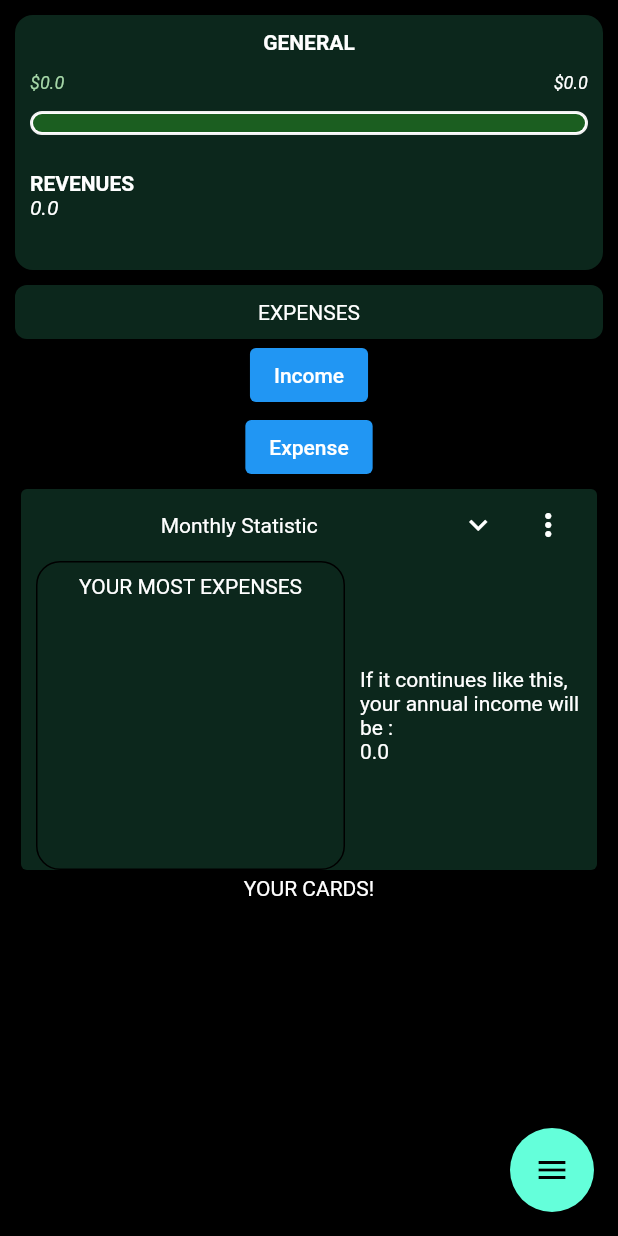
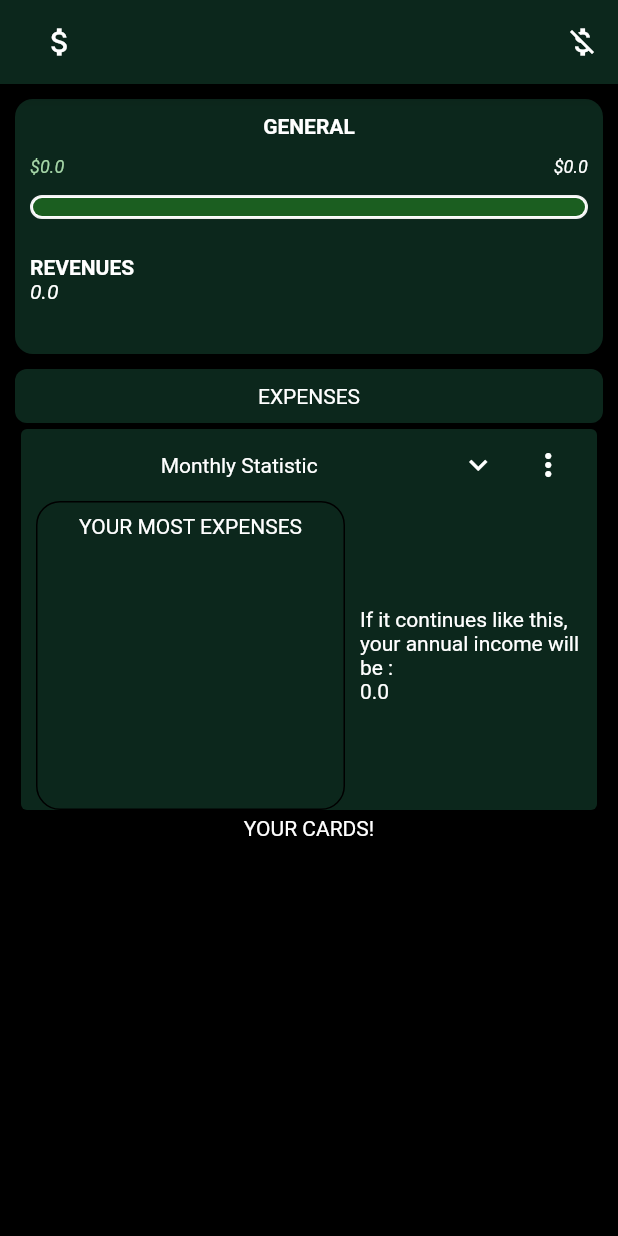
Before and after one commit to Rizaou/expense-planner, a Flutter app: the HomeScreen screen opened directly, on a phone screen of 412 x 824 dp. Run offline on Flutter 3.47's test engine with Material 2 defaults, Android fonts, the phone set to English and light mode, and no system bars; drawn by our look-alikes of flutter_speed_dial, scrollable_positioned_list; our stand-ins replace auto_size_text, sqflite; missing offline and left inert: graphic; accounts and stored records are empty.

Commit message:
Last commit

```diff
--- a/lib/methods/global_values.dart
+++ b/lib/methods/global_values.dart
@@ -8,7 +8,7 @@ const double global_horizontal_padding = 10;
 const global_card_height_px = 80.0;
 Color primaryColor = Colors.green.shade900;
 Color secondaryColor = Colors.deepOrangeAccent.shade700;
-Color cardColor = Colors.blueGrey.shade900;
+Color cardColor = Color.fromARGB(255, 12, 39, 28);
 const double global_card_corner_big = 12;
 const double global_card_corner_low = 8;
 
--- a/lib/screens/home_screen.dart
+++ b/lib/screens/home_screen.dart
@@ -54,23 +54,20 @@ class _HomeScreenState extends State<HomeScreen> {
     final incomeProvider = Provider.of<IncomeProvider>(context);
     final programSettings = Provider.of<ProgramSettings>(context);
     return Scaffold(
-      // appBar: AppBar(
-      //   //backgroundColor: scaffoldBGColor,
-      //   title: Text(programSettings.tr_text["home_page"]),
-      //   actions: [
-      //     IconButton(
-      //         onPressed: () {
-      //           AddIncome().getDialog(context);
-      //         },
-      //         icon: const Icon(Icons.flag)),
-      //     IconButton(
-      //       onPressed: () {
-      //         AddExpense().getDialog(context);
-      //       },
-      //       icon: const Icon(Icons.add),
-      //     ),
-      //   ],
-      // ),
+      appBar: AppBar(
+        backgroundColor: Theme.of(context).cardColor,
+        title: IconButton(
+            onPressed: () => AddIncome().getDialog(context),
+            icon: Icon(Icons.attach_money)),
+        actions: [
+          IconButton(
+            onPressed: () {
+              AddExpense().getDialog(context);
+            },
+            icon: const Icon(Icons.money_off),
+          ),
+        ],
+      ),
       body: SafeArea(
         child: FutureBuilder(
             future: expensesProvider.getMonthlyExpenses
@@ -83,7 +80,9 @@ class _HomeScreenState extends State<HomeScreen> {
               if (snapshot.hasError) {
                 return Text(programSettings.tr_text["error"]);
               } else if (snapshot.connectionState == ConnectionState.waiting) {
-                return Text('loading');
+                return Center(
+                  child: CircularProgressIndicator(color: secondaryColor),
+                );
               } else {
                 print("Count ");
                 return CreateMainList(
@@ -94,9 +93,6 @@ class _HomeScreenState extends State<HomeScreen> {
               }
             }),
       ),
-      floatingActionButton: CustomFloatingBar(
-        chart: widget,
-      ),
     );
   }
 }
--- a/lib/widgets/create_main_list.dart
+++ b/lib/widgets/create_main_list.dart
@@ -41,23 +41,23 @@ class CreateMainList extends StatelessWidget {
           child: const Text("EXPENSES", textAlign: TextAlign.center),
         ),
         // MainIncomeChart(),
-        ElevatedButton(
-            onPressed: () {
-              AddIncome().getDialog(context);
-            },
-            child: Text("Income")),
-        ElevatedButton(
-            onPressed: () {
-              AddExpense().getDialog(context);
-            },
-            child: Text("Expense")),
+
         ...expenseData
             .map((e) => ExpenseCard(
-                title: e.title, amount: e.amount, date: e.date, id: e.id))
+                  title: e.title,
+                  amount: e.amount,
+                  date: e.date,
+                  id: e.id,
+                  color1: secondaryColor,
+                  color2: cardColor,
+                ))
             .toList(),
         ...incomeData
-            .map((e) => IncomeCard(
+            .map((e) => ExpenseCard(
                   id: e.id,
+                  color1: cardColor,
+                  color2: Colors.white,
+                  date: e.date,
                   amount: e.income,
                   title: e.description,
                 ))
--- a/lib/widgets/expense-card.dart
+++ b/lib/widgets/expense-card.dart
@@ -2,111 +2,24 @@ import 'package:flutter/material.dart';
 import 'package:gelir_gider/methods/global_values.dart';
 import 'package:gelir_gider/providers/expense_provider.dart';
 import 'package:gelir_gider/providers/program_settings_provider.dart';
+import 'package:gelir_gider/widgets/custom_card.dart';
 import 'package:intl/intl.dart';
 import 'package:auto_size_text/auto_size_text.dart';
 import 'package:provider/provider.dart';
 
-class ExpenseCard extends StatelessWidget {
-  final int id;
-  final String title;
-  final double amount;
-  final DateTime date;
-  const ExpenseCard(
-      {Key? key,
-      required this.title,
-      required this.amount,
-      required this.date,
-      required this.id})
-      : super(key: key);
-
-  String _checkTag() {
-    //TODO: Check if the input lenght higher than X value, then do some operations.
-
-    if (title.length > 10) {
-      String yeni = title.substring(0, 7);
-
-      return (yeni + '...');
-    } else {
-      return title;
-    }
-  }
-
-  @override
-  Widget build(BuildContext context) {
-    final expenseProvider = Provider.of<ExpenseProvider>(context);
-
-    return Container(
-      margin: const EdgeInsets.all(global_horizontal_padding),
-      child: Dismissible(
-        onDismissed: (direction) => expenseProvider.deleteData(id),
-        key: Key(id.toString()),
-        background: Container(
-          color: secondaryColor,
-          margin: EdgeInsets.symmetric(vertical: 8),
-        ),
-        direction: DismissDirection.endToStart,
-        child: Container(
-          decoration: BoxDecoration(
-            borderRadius: BorderRadius.circular(global_card_corner_low),
-            gradient: LinearGradient(
-              colors: [
-                secondaryColor,
-                cardColor,
-              ],
-              begin: Alignment.topLeft,
-              end: Alignment.topRight,
-            ),
-          ),
-          height: global_card_height_px,
-          child: Row(
-            children: [
-              Container(
-                //alignment: Alignment.center,
-                padding: const EdgeInsets.only(
-                  left: global_horizontal_padding * 2,
-                ),
-                child: Column(
-                  mainAxisAlignment: MainAxisAlignment.spaceAround,
-                  children: [
-                    const SizedBox(height: 10),
-                    Text(
-                      '$amount',
-                      style:
-                          TextStyle(fontWeight: FontWeight.bold, fontSize: 17),
-                    ),
-                    Text(
-                      DateFormat('dd/MM/yyyy').format(date),
-                      style: const TextStyle(
-                        fontSize: 12,
-                      ),
-                    )
-                  ],
-                ),
-              ),
-              const Spacer(),
-              Container(
-                padding: const EdgeInsets.all(global_horizontal_padding),
-                //alignment: Alignment.centerRight,
-                width: MediaQuery.of(context).size.width / 2,
-                child: Row(
-                  mainAxisAlignment: MainAxisAlignment.center,
-                  children: [
-                    Flexible(
-                      child: Text(
-                        title, //_checkTag(),
-                        textAlign: TextAlign.center,
-                        style: const TextStyle(
-                          fontWeight: FontWeight.bold,
-                        ),
-                      ),
-                    ),
-                  ],
-                ),
-              ),
-            ],
-          ),
-        ),
-      ),
-    );
-  }
+class ExpenseCard extends CustomCard {
+  ExpenseCard({
+    required String title,
+    required double amount,
+    required DateTime date,
+    required int id,
+    required Color color1,
+    required Color color2,
+  }) : super(
+            title: title,
+            amount: amount,
+            date: date,
+            id: id,
+            color1: color1,
+            color2: color2);
 }
```
Also changed, not shown: lib/widgets/custom_card.dart (added, +117 -0 lines), lib/widgets/income_card.dart (+46 -31 lines).
